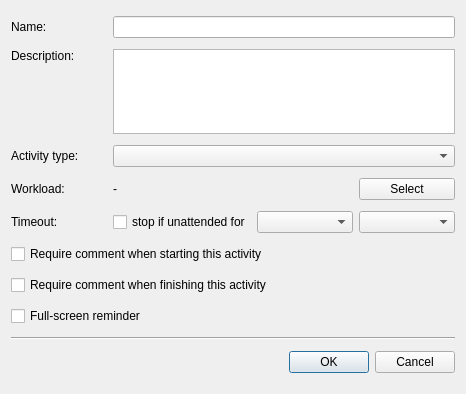
The window that Srt.QT/tt3-gui/CreatePublicActivityDialog.ui (akapustiatyahoocouk/TimeTracker3) describes before a commit, drawn with Qt 5.
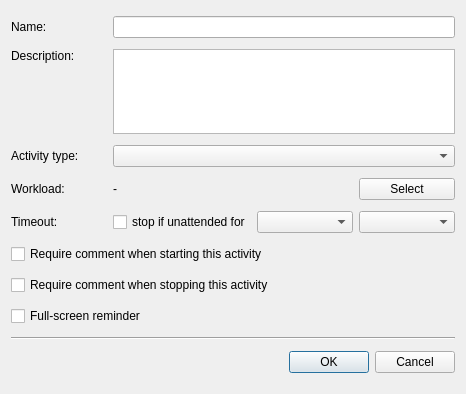
The same window after the commit. Icons and pictures are not drawn.

Patch:
```diff
--- a/Srt.QT/tt3-gui/CreatePublicActivityDialog.ui
+++ b/Srt.QT/tt3-gui/CreatePublicActivityDialog.ui
@@ -62,7 +62,7 @@
    <item row="6" column="0" colspan="4">
     <widget class="QCheckBox" name="requireCommentOnFinishCheckBox">
      <property name="text">
-      <string>Require comment when finishing this activity</string>
+      <string>Require comment when stopping this activity</string>
      </property>
     </widget>
    </item>
```
Left out of the diff: 4 changed lines with no effect on the pictures.
